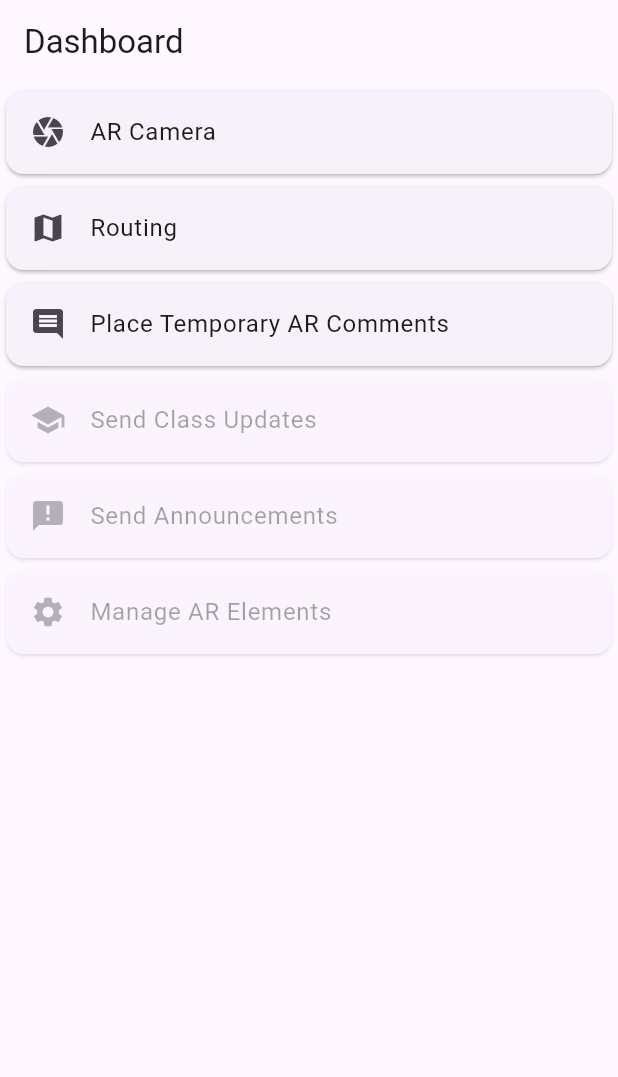
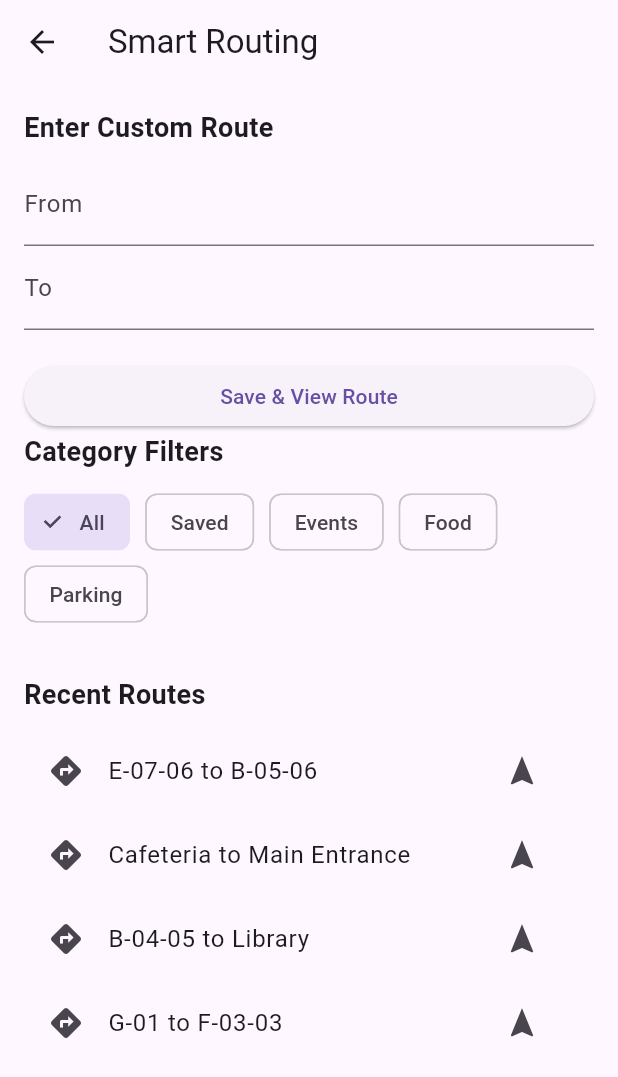
Before and after one commit to Kibbs-dibs/MAE-MAP, a Flutter app: the DashboardScreen screen opened directly with empty values, after a tap on "Routing", on a phone screen of 412 x 824 dp. Shown: the top 1077 px of the screen. Run offline on Flutter 3.47's test engine with Material 3 defaults, Android fonts, the light colour scheme and no system bars; our stand-ins replace camera, google_sign_in, shared_preferences; accounts and stored records are empty.

Commit message:
newest code

```diff
--- a/apmap/lib/screens/dashboard_screen.dart
+++ b/apmap/lib/screens/dashboard_screen.dart
@@ -1,6 +1,8 @@
 import 'package:flutter/material.dart';
 import '../models/user_model.dart';
 import '../screens/camera_access_screen.dart';
+import '../screens/schedule_screen.dart';
+import '../screens/routing_screen.dart';
 import '../widgets/feature_tile.dart';
 
 class DashboardScreen extends StatelessWidget {
@@ -19,16 +21,37 @@ class DashboardScreen extends StatelessWidget {
           FeatureTile(
             title: 'AR Camera',
             icon: Icons.camera,
-            onTap: () => Navigator.push(
-              context,
-              MaterialPageRoute(builder: (_) => const CameraAccessScreen()),
-            ),
+            onTap:
+                () => Navigator.push(
+                  context,
+                  MaterialPageRoute(builder: (_) => const CameraAccessScreen()),
+                ),
           ),
           FeatureTile(
             title: 'Routing',
             icon: Icons.map,
-            enabled: true,
-            onTap: () {}, // Implement routing logic
+            enabled:
+                role == UserRole.student ||
+                role == UserRole.teacher ||
+                role == UserRole.admin,
+            onTap:
+                () => Navigator.push(
+                  context,
+                  MaterialPageRoute(builder: (_) => const RoutingScreen()),
+                ),
+          ),
+          FeatureTile(
+            title: 'Schedule',
+            icon: Icons.schedule,
+            enabled:
+                role == UserRole.student ||
+                role == UserRole.teacher ||
+                role == UserRole.admin,
+            onTap:
+                () => Navigator.push(
+                  context,
+                  MaterialPageRoute(builder: (_) => const ScheduleScreen()),
+                ),
           ),
           FeatureTile(
             title: 'Place Temporary AR Comments',
--- /dev/null
+++ b/apmap/lib/screens/routing_screen.dart
@@ -0,0 +1,184 @@
+import 'package:flutter/material.dart';
+
+class RoutingScreen extends StatefulWidget {
+  const RoutingScreen({super.key});
+
+  @override
+  State<RoutingScreen> createState() => _RoutingScreenState();
+}
+
+class _RoutingScreenState extends State<RoutingScreen> {
+  final TextEditingController fromController = TextEditingController();
+  final TextEditingController toController = TextEditingController();
+  String selectedCategory = 'All';
+
+  final List<String> recentRoutes = [
+    'E-07-06 to B-05-06',
+    'Cafeteria to Main Entrance',
+    'B-04-05 to Library',
+    'G-01 to F-03-03',
+  ];
+
+  final List<String> categories = ['All', 'Saved', 'Events', 'Food', 'Parking'];
+
+  final Map<String, List<String>> categoryContent = {
+    'Events': [
+      'Blood Donation - Auditorium 1',
+      'AI Talk - Auditorium 3',
+      'Club Fair - Level 3 Main Entrance',
+    ],
+    'Food': [
+      'Western Site - Level 3 Cafeteria',
+      'Asian Cuisines - Level 3 Cafeteria',
+      'Mamak Stall - Outdoor Cafeteria',
+    ],
+    'Parking': [
+      'Indoor Parking - level 1&2 Basement',
+      'Outdoor Parking - Outside Main Entrance',
+    ],
+  };
+
+  void showRouteSteps(String route) {
+    List<String> steps;
+    if (route.contains('E-07-06')) {
+      steps = [
+        'Start from E-07-06',
+        'Walk down to 5th floor',
+        'Pass through corridor near Block D',
+        'Arrive at B-05-06',
+      ];
+    } else if (route.contains('Cafeteria')) {
+      steps = [
+        'Start at Cafeteria',
+        'Exit towards central path',
+        'Continue walking 100m',
+        'Arrive at Main Entrance',
+      ];
+    } else {
+      steps = [
+        'Start navigation from origin',
+        'Follow signs',
+        'Arrive at destination',
+      ];
+    }
+
+    showModalBottomSheet(
+      context: context,
+      builder:
+          (_) => Padding(
+            padding: const EdgeInsets.all(16.0),
+            child: Column(
+              mainAxisSize: MainAxisSize.min,
+              crossAxisAlignment: CrossAxisAlignment.start,
+              children: [
+                const Text(
+                  '🧭 Route Steps',
+                  style: TextStyle(fontSize: 18, fontWeight: FontWeight.bold),
+                ),
+                const SizedBox(height: 10),
+                ...steps.asMap().entries.map(
+                  (e) => Text('${e.key + 1}. ${e.value}'),
+                ),
+              ],
+            ),
+          ),
+    );
+  }
+
+  @override
+  Widget build(BuildContext context) {
+    return Scaffold(
+      appBar: AppBar(title: const Text('Smart Routing')),
+      body: Padding(
+        padding: const EdgeInsets.all(16.0),
+        child: ListView(
+          children: [
+            const Text(
+              'Enter Custom Route',
+              style: TextStyle(fontSize: 18, fontWeight: FontWeight.bold),
+            ),
+            const SizedBox(height: 10),
+            TextField(
+              controller: fromController,
+              decoration: const InputDecoration(labelText: 'From'),
+            ),
+            TextField(
+              controller: toController,
+              decoration: const InputDecoration(labelText: 'To'),
+            ),
+            const SizedBox(height: 20),
+            ElevatedButton(
+              onPressed: () {
+                final from = fromController.text.trim();
+                final to = toController.text.trim();
+                if (from.isNotEmpty && to.isNotEmpty) {
+                  final route = '$from to $to';
+                  setState(() {
+                    if (!recentRoutes.contains(route)) {
+                      recentRoutes.insert(0, route);
+                      if (recentRoutes.length > 10) {
+                        recentRoutes.removeLast();
+                      }
+                    }
+                  });
+                  showRouteSteps(route);
+                } else {
+                  ScaffoldMessenger.of(context).showSnackBar(
+                    const SnackBar(
+                      content: Text('Please enter both From and To locations'),
+                    ),
+                  );
+                }
+              },
+              child: const Text('Save & View Route'),
+            ),
+            const Text(
+              'Category Filters',
+              style: TextStyle(fontSize: 18, fontWeight: FontWeight.bold),
+            ),
+            const SizedBox(height: 10),
+            Wrap(
+              spacing: 10,
+              children:
+                  categories
+                      .map(
+                        (cat) => ChoiceChip(
+                          label: Text(cat),
+                          selected: selectedCategory == cat,
+                          onSelected:
+                              (_) => setState(() => selectedCategory = cat),
+                        ),
+                      )
+                      .toList(),
+            ),
+            if (categoryContent.containsKey(selectedCategory)) ...[
+              const SizedBox(height: 20),
+              ...categoryContent[selectedCategory]!.map(
+                (item) => ListTile(
+                  leading: const Icon(Icons.location_on),
+                  title: Text(item),
+                ),
+              ),
+            ],
+            const SizedBox(height: 30),
+            const Text(
+              'Recent Routes',
+              style: TextStyle(fontSize: 18, fontWeight: FontWeight.bold),
+            ),
+            const SizedBox(height: 10),
+            ...recentRoutes.map(
+              (route) => ListTile(
+                leading: const Icon(Icons.directions),
+                title: Text(route),
+                trailing: IconButton(
+                  icon: const Icon(Icons.navigation),
+                  onPressed: () => showRouteSteps(route),
+                ),
+              ),
+            ),
+          ],
+        ),
+      ),
+    );
+  }
+}
--- a/apmap/pubspec.yaml
+++ b/apmap/pubspec.yaml
@@ -46,6 +46,8 @@ dependencies:
   firebase_core: ^3.13.0
   firebase_auth: ^5.5.3
   cloud_firestore: ^5.6.7
+  intl: ^0.20.2
+  http: ^1.4.0
 
 dev_dependencies:
   flutter_test:
```
Also changed, not shown: apmap/lib/screens/home_screen.dart (added, +125 -0 lines), apmap/lib/screens/login_screen.dart (+32 -10 lines), apmap/lib/screens/schedule_screen.dart (added, +141 -0 lines), apmap/pubspec.lock.
